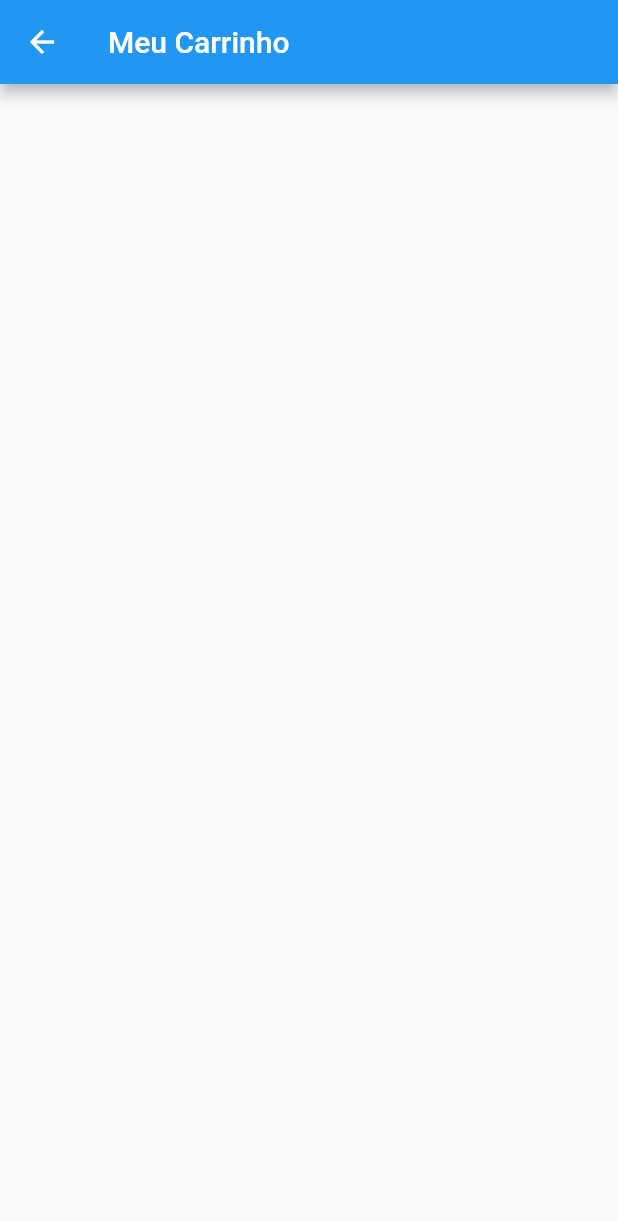
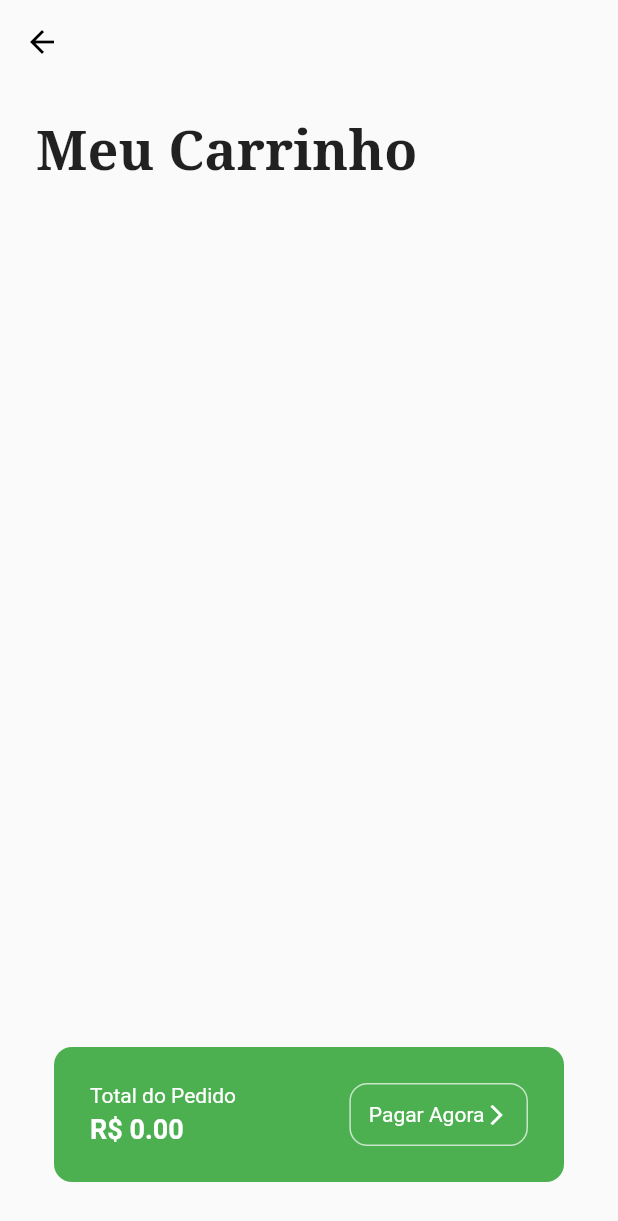
Before and after one commit to Patrickalvares/groceryshop, a Flutter app: the HomePage screen opened directly, after a tap on the "shopping bag" icon, on a phone screen of 412 x 824 dp. Shown: the top 1221 px of the screen. Run offline on Flutter 3.47's test engine with Material 2 defaults, Android fonts, the phone set to English and light mode, and no system bars; our stand-ins replace google_fonts.

```diff
--- a/lib/components/grocery_item_tile.dart
+++ b/lib/components/grocery_item_tile.dart
@@ -1,9 +1,11 @@
 import 'package:flutter/material.dart';
 
+// ignore: must_be_immutable
 class GroceryItemTile extends StatelessWidget {
   final String itemName;
   final String itemPrice;
   final String imagePath;
+  // ignore: prefer_typing_uninitialized_variables
   final color;
   void Function()? onPressed;
 
--- a/lib/model/cart_model.dart
+++ b/lib/model/cart_model.dart
@@ -2,11 +2,12 @@ import 'package:flutter/material.dart';
 
 class CartModel extends ChangeNotifier {
   final List _shopItems = [
-    ["Abacate", "4,00", "lib/images/avocado.png", Colors.green],
-    ["Banana", "2,50", "lib/images/banana.png", Colors.yellow],
-    ["Frango", "25,00", "lib/images/chicken.png", Colors.brown],
-    ["Água", "1,00", "lib/images/water.png", Colors.blue],
+    ["Abacate", "4.00", "lib/images/avocado.png", Colors.green],
+    ["Banana", "2.50", "lib/images/banana.png", Colors.yellow],
+    ["Frango", "25.00", "lib/images/chicken.png", Colors.brown],
+    ["Água", "1.00", "lib/images/water.png", Colors.blue],
   ];
+  // ignore: prefer_final_fields
   List _cartItems = [];
 
   get shopItens => _shopItems;
--- a/lib/pages/cart_page.dart
+++ b/lib/pages/cart_page.dart
@@ -1,4 +1,5 @@
 import 'package:flutter/material.dart';
+import 'package:google_fonts/google_fonts.dart';
 import 'package:groceryshop/model/cart_model.dart';
 import 'package:provider/provider.dart';
 
@@ -8,10 +9,29 @@ class CartPage extends StatelessWidget {
   @override
   Widget build(BuildContext context) {
     return Scaffold(
-        appBar: AppBar(title: const Text('Meu Carrinho')),
+        appBar: AppBar(
+          backgroundColor: Colors.transparent,
+          elevation: 0,
+          iconTheme: const IconThemeData(
+            color: Colors.black,
+          ),
+        ),
         body: Consumer<CartModel>(
           builder: (context, value, child) {
-            return Column(children: [
+            return Column(
+                crossAxisAlignment: CrossAxisAlignment.start,
+                children: [
+                  Padding(
+                    padding: const EdgeInsets.all(24),
+                    child: Text(
+                      "Meu Carrinho",
+                      textAlign: TextAlign.center,
+                      style: GoogleFonts.notoSerif(
+                        fontSize: 36,
+                        fontWeight: FontWeight.bold,
+                      ),
+                    ),
+                  ),
                   Expanded(
                     child: ListView.builder(
                       itemCount: value.cartItems.length,
@@ -34,12 +54,13 @@ class CartPage extends StatelessWidget {
                                 style: const TextStyle(color: Colors.black),
                               ),
                               subtitle: Text(
+                                // ignore: prefer_interpolation_to_compose_strings
                                 'R\$ ' + value.cartItems[index][1],
                               ),
                               trailing: IconButton(
                                 icon: const Icon(Icons.cancel),
-                            onPressed: () =>
-                                Provider.of<CartModel>(context, listen: false)
+                                onPressed: () => Provider.of<CartModel>(context,
+                                        listen: false)
                                     .removeItemFromCart(index),
                               ),
                             ),
@@ -47,7 +68,62 @@ class CartPage extends StatelessWidget {
                         );
                       },
                     ),
-              )
+                  ),
+                  Padding(
+                    padding: const EdgeInsets.all(36),
+                    child: Container(
+                      decoration: BoxDecoration(
+                        color: Colors.green,
+                        borderRadius: BorderRadius.circular(12),
+                      ),
+                      padding: const EdgeInsets.all(24),
+                      child: Row(
+                        mainAxisAlignment: MainAxisAlignment.spaceBetween,
+                        children: [
+                          Column(
+                            crossAxisAlignment: CrossAxisAlignment.start,
+                            children: [
+                              const Text(
+                                "Total do Pedido",
+                                style: TextStyle(
+                                  color: Colors.white,
+                                ),
+                              ),
+                              const SizedBox(height: 4),
+                              Text(
+                                "R\$ ${value.calculateTotal()}",
+                                style: const TextStyle(
+                                  color: Colors.white,
+                                  fontSize: 18,
+                                  fontWeight: FontWeight.bold,
+                                ),
+                              ),
+                            ],
+                          ),
+                          Container(
+                            decoration: BoxDecoration(
+                                border:
+                                    Border.all(color: Colors.green.shade100),
+                                borderRadius: BorderRadius.circular(12)),
+                            padding: const EdgeInsets.all(12),
+                            child: Row(
+                              children: const [
+                                Text(
+                                  "Pagar Agora",
+                                  style: TextStyle(color: Colors.white),
+                                ),
+                                Icon(
+                                  Icons.arrow_forward_ios,
+                                  size: 16,
+                                  color: Colors.white,
+                                ),
+                              ],
+                            ),
+                          ),
+                        ],
+                      ),
+                    ),
+                  ),
                 ]);
           },
         ));
--- a/lib/pages/home_page.dart
+++ b/lib/pages/home_page.dart
@@ -31,7 +31,6 @@ class HomePage extends StatelessWidget {
               ),
               const Padding(
                 padding: EdgeInsets.symmetric(horizontal: 24),
-                child: Text("Bom dia!"),
               ),
               const SizedBox(height: 4),
               Padding(
@@ -62,7 +61,7 @@ class HomePage extends StatelessWidget {
                   builder: ((context, value, child) {
                     return GridView.builder(
                       itemCount: value.shopItens.length,
-                      padding: EdgeInsets.all(12),
+                      padding: const EdgeInsets.all(12),
                       gridDelegate:
                           const SliverGridDelegateWithFixedCrossAxisCount(
                               crossAxisCount: 2, childAspectRatio: 1 / 1.3),
```
Lines whose indentation alone changed are shown as unchanged.
